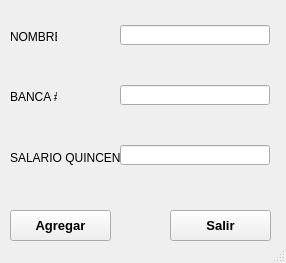
Above: MiniNomina/FrmDesign/Empleados.ui from CodeDrTech/DevelopPython before the change. Below: the same form after it.
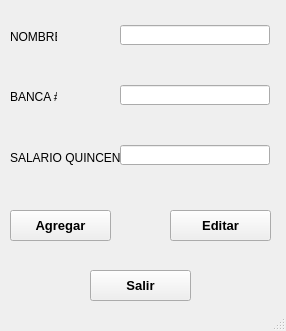
That is the form after the change.

Diff of the .ui file:
```diff
--- a/MiniNomina/FrmDesign/Empleados.ui
+++ b/MiniNomina/FrmDesign/Empleados.ui
@@ -10,7 +10,7 @@
     <x>0</x>
     <y>0</y>
     <width>286</width>
-    <height>263</height>
+    <height>331</height>
    </rect>
   </property>
   <property name="windowTitle">
@@ -20,8 +20,8 @@
    <widget class="QPushButton" name="BtnSalir">
     <property name="geometry">
      <rect>
-      <x>170</x>
-      <y>210</y>
+      <x>90</x>
+      <y>270</y>
       <width>101</width>
       <height>31</height>
      </rect>
@@ -129,6 +129,26 @@
      </rect>
     </property>
    </widget>
+   <widget class="QPushButton" name="BtnEditar">
+    <property name="geometry">
+     <rect>
+      <x>170</x>
+      <y>210</y>
+      <width>101</width>
+      <height>31</height>
+     </rect>
+    </property>
+    <property name="font">
+     <font>
+      <pointsize>10</pointsize>
+      <weight>75</weight>
+      <bold>true</bold>
+     </font>
+    </property>
+    <property name="text">
+     <string>Editar</string>
+    </property>
+   </widget>
   </widget>
   <widget class="QStatusBar" name="statusbar"/>
  </widget>
```
